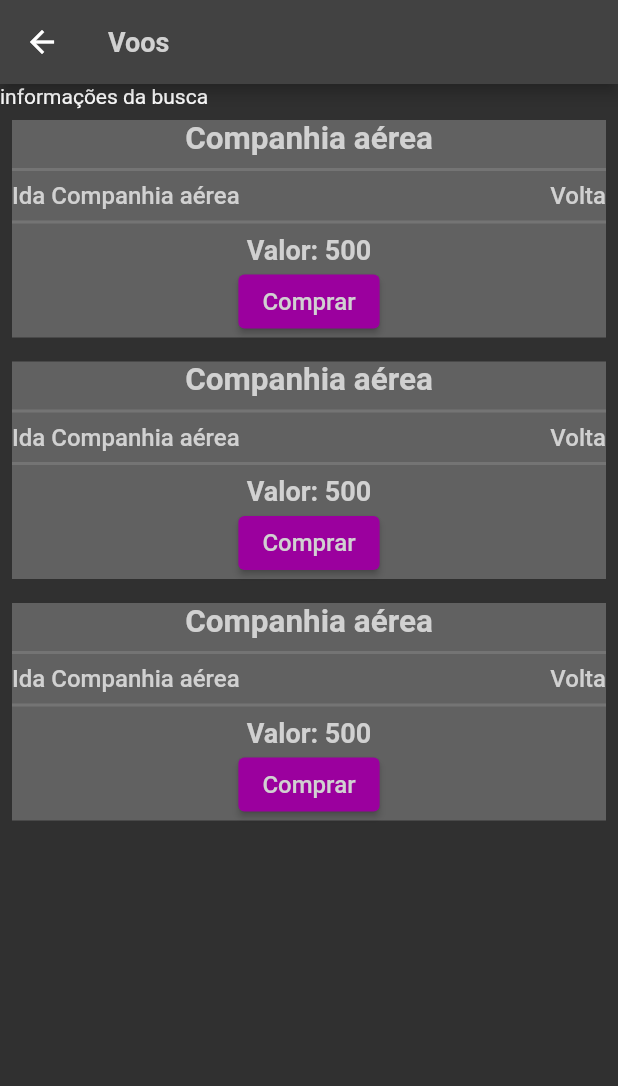
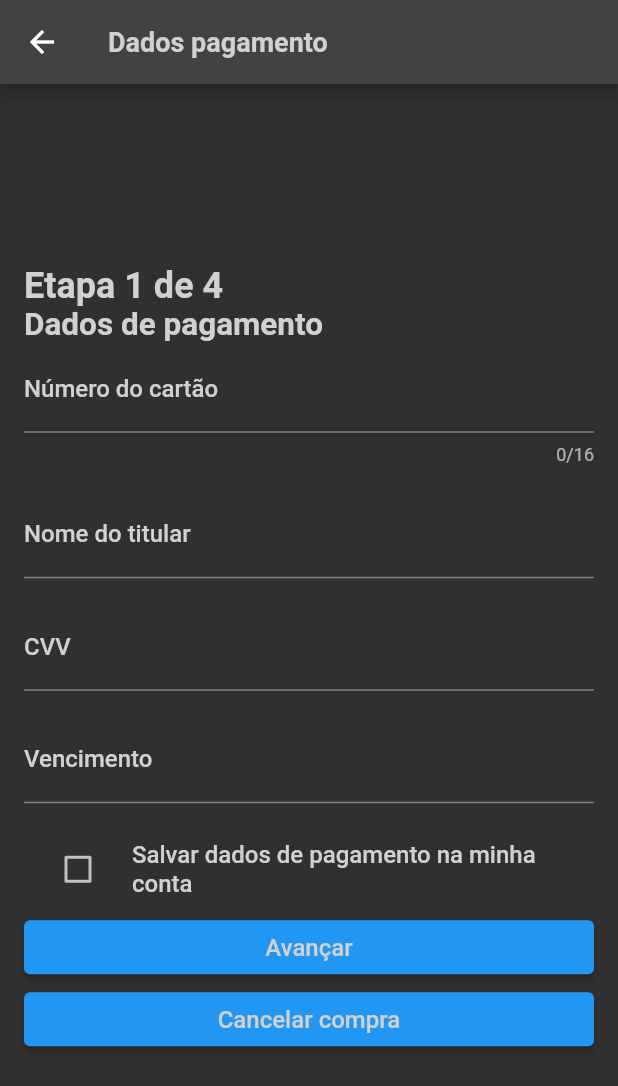
Before and after one commit to rodrigo-fm/ESII-projeto, a Flutter app: the ExibirPassagensBuscadasView screen opened by its route, after a tap on "Comprar", on a phone screen of 412 x 824 dp. Shown: the top 1086 px of the screen. Run offline on Flutter 3.47's test engine with Material 2 defaults, Android fonts, the phone set to English and light mode, and no system bars; our stand-ins replace dartz, shared_preferences; accounts and stored records are empty.

Commit message:
iniciada a criação das telas para inserir dados de pagamento, dados pessoais e passaporte'

```diff
--- a/frontend/lib/app/compartilhado/presentation/routes/usuario_routes.dart
+++ b/frontend/lib/app/compartilhado/presentation/routes/usuario_routes.dart
@@ -1,6 +1,7 @@
 class UsuarioRoutes {
   static const buscarPassagens = '/passagem-area/buscar';
-  static const comprarPassagem = '/passagem-aerea/copmrar';
+  static const inserirDadospagamento = '/comprar/dados-pagamento';
+  static const inserirDadosPessoais = '/comprar/dados-pessoais';
   static const exibirPassagensBuscadas = '/passagem-aerea/exibir-resultados';
   static const menu = '/menu/usuario';
 }
--- a/frontend/lib/app/compartilhado/presentation/widgets/inputs_widget.dart
+++ b/frontend/lib/app/compartilhado/presentation/widgets/inputs_widget.dart
@@ -1,4 +1,5 @@
 import 'package:flutter/material.dart';
+import 'package:flutter/services.dart';
 
 import 'textos_widget.dart';
 
@@ -41,11 +42,9 @@ class InputEmail extends StatelessWidget {
 
 class InputPassword extends StatelessWidget {
   final TextEditingController controller;
-  final String? label;
   const InputPassword({
     Key? key,
     required this.controller,
-    this.label,
   }) : super(key: key);
 
   String? validarPassword(String? valor) {
@@ -71,3 +70,156 @@ class InputPassword extends StatelessWidget {
     );
   }
 }
+
+class InputNumero extends StatelessWidget {
+  final TextEditingController controller;
+  final String label;
+  final int? maxLength;
+  const InputNumero({
+    Key? key,
+    required this.controller,
+    required this.label,
+    this.maxLength,
+  }) : super(key: key);
+
+  String? validarNumero(String? valor) {
+    if (valor!.isEmpty) {
+      return 'Insira um valor neste campo';
+    }
+    return null;
+  }
+
+  @override
+  Widget build(BuildContext context) {
+    return Padding(
+      padding: const EdgeInsets.only(bottom: 16),
+      child: TextFormField(
+        controller: controller,
+        keyboardType: TextInputType.number,
+        inputFormatters: [
+          FilteringTextInputFormatter.allow(
+            RegExp('[0-9]'),
+          ),
+        ],
+        maxLength: maxLength,
+        validator: validarNumero,
+        decoration: InputDecoration(
+          label: BodyText1(label),
+        ),
+      ),
+    );
+  }
+}
+
+class InputNumeroCartao extends StatelessWidget {
+  final TextEditingController controller;
+  const InputNumeroCartao({
+    Key? key,
+    required this.controller,
+  }) : super(key: key);
+
+  String? validarNumero(String? valor) {
+    if (valor!.isEmpty) {
+      return 'Insira um valor neste campo';
+    } else if (valor.length < 16) {
+      return 'Número do cartão deve ter 16 dígitos';
+    }
+    return null;
+  }
+
+  @override
+  Widget build(BuildContext context) {
+    return Padding(
+      padding: const EdgeInsets.only(bottom: 16),
+      child: TextFormField(
+        controller: controller,
+        keyboardType: TextInputType.number,
+        inputFormatters: [
+          FilteringTextInputFormatter.allow(
+            RegExp('[0-9]'),
+          ),
+        ],
+        maxLength: 16,
+        validator: validarNumero,
+        decoration: const InputDecoration(
+          label: BodyText1('Número do cartão'),
+        ),
+      ),
+    );
+  }
+}
+
+class InputNomeCartao extends StatelessWidget {
+  final TextEditingController controller;
+  const InputNomeCartao({
+    Key? key,
+    required this.controller,
+  }) : super(key: key);
+
+  String? validarNomeTitular(String? valor) {
+    if (valor!.isEmpty) {
+      return 'Insira um valor neste campo';
+    }
+    return null;
+  }
+
+  @override
+  Widget build(BuildContext context) {
+    return Padding(
+      padding: const EdgeInsets.only(bottom: 16),
+      child: TextFormField(
+        controller: controller,
+        inputFormatters: [
+          FilteringTextInputFormatter.allow(
+            RegExp('[a-z A-Z çÇ]'),
+          ),
+        ],
+        validator: validarNomeTitular,
+        decoration: const InputDecoration(
+          label: BodyText1('Nome do titular'),
+        ),
+      ),
+    );
+  }
+}
+
+class InputNome extends StatelessWidget {
+  final TextEditingController controller;
+  final String label;
+  final int? maxLength;
+  const InputNome({
+    Key? key,
+    required this.controller,
+    required this.label,
+    this.maxLength,
+  }) : super(key: key);
+
+  String? validarNomeTitular(String? valor) {
+    if (valor!.isEmpty) {
+      return 'Insira um valor neste campo';
+    } else if (valor.contains(RegExp(r'[!@#<>?":_`~;[\]\\|=+)(*&^%0-9-]'))) {
+      return 'Insira um nome válido';
+    }
+    return null;
+  }
+
+  @override
+  Widget build(BuildContext context) {
+    return Padding(
+      padding: const EdgeInsets.only(bottom: 16),
+      child: TextFormField(
+        controller: controller,
+        inputFormatters: [
+          FilteringTextInputFormatter.allow(
+            // expressão regular que envolve letras maiúsculas, minúsculas e letras com acentos
+            RegExp('[a-z A-Z \u00C0-\u00FF]'),
+          ),
+        ],
+        validator: validarNomeTitular,
+        decoration: InputDecoration(
+          label: BodyText1(label),
+        ),
+      ),
+    );
+  }
+}
--- a/frontend/lib/app/compartilhado/presentation/widgets/passagem_aerea/passagem_aerea_busca_widget.dart
+++ b/frontend/lib/app/compartilhado/presentation/widgets/passagem_aerea/passagem_aerea_busca_widget.dart
@@ -1,5 +1,6 @@
 import 'package:flutter/material.dart';
 
+import '../../routes/usuario_routes.dart';
 import '../textos_widget.dart';
 
 class PassagemAereaBuscaWidget extends StatelessWidget {
@@ -28,7 +29,11 @@ class PassagemAereaBuscaWidget extends StatelessWidget {
           const Divider(thickness: 2),
           Headline3('Valor: $valor'),
           ElevatedButton(
-            onPressed: () {},
+            onPressed: () {
+              Navigator.of(context).pushNamed(
+                UsuarioRoutes.inserirDadospagamento,
+              );
+            },
             style: ElevatedButton.styleFrom(
               primary: Theme.of(context).primaryColor,
             ),
--- /dev/null
+++ b/frontend/lib/app/modulos/usuario/passagem_aerea/apresentacao/views/inserir_dados_pagamento/inserir_dados_pagamento_view.dart
@@ -0,0 +1,69 @@
+import 'package:aterrissar/app/compartilhado/presentation/routes/usuario_routes.dart';
+import 'package:aterrissar/app/compartilhado/presentation/widgets/inputs_widget.dart';
+import 'package:aterrissar/app/compartilhado/presentation/widgets/textos_widget.dart';
+import 'package:flutter/material.dart';
+
+class InserirDadosPagamentoView extends StatelessWidget with ChangeNotifier {
+  InserirDadosPagamentoView({Key? key}) : super(key: key);
+  final ValueNotifier<bool> notifier = ValueNotifier<bool>(false);
+
+  @override
+  Widget build(BuildContext context) {
+    return Scaffold(
+      appBar: AppBar(
+        title: const Headline3('Dados pagamento'),
+      ),
+      body: Center(
+        child: ListView(
+          padding: const EdgeInsets.all(16),
+          shrinkWrap: true,
+          children: [
+            const Headline1('Etapa 1 de 4'),
+            const Headline2('Dados de pagamento'),
+            // se já possuir dado de pagamento cadastrado
+            // exibir as informações dele ao invés do formulário
+            InputNumeroCartao(
+              controller: TextEditingController(),
+            ),
+            InputNomeCartao(
+              controller: TextEditingController(),
+            ),
+            InputNome(
+              controller: TextEditingController(),
+              label: 'CVV',
+            ),
+            InputNome(
+              controller: TextEditingController(),
+              label: 'Vencimento',
+            ),
+            ValueListenableBuilder<bool>(
+              valueListenable: notifier,
+              builder: (ctxV, value, _) => CheckboxListTile(
+                value: notifier.value,
+                title:
+                    const BodyText1('Salvar dados de pagamento na minha conta'),
+                controlAffinity: ListTileControlAffinity.leading,
+                onChanged: (valor) {
+                  notifier.value = !notifier.value;
+                  notifier.notifyListeners();
+                },
+              ),
+            ),
+            ElevatedButton(
+              child: const BodyText1('Avançar'),
+              onPressed: () {
+                Navigator.of(context).pushNamed(
+                  UsuarioRoutes.inserirDadosPessoais,
+                );
+              },
+            ),
+            ElevatedButton(
+              child: const BodyText1('Cancelar compra'),
+              onPressed: () {},
+            ),
+          ],
+        ),
+      ),
+    );
+  }
+}
```
Also changed, not shown: frontend/lib/app/app_widget.dart (+7 -4 lines), frontend/lib/app/modulos/usuario/passagem_aerea/apresentacao/views/comprar_passagem_aerea/comprar_passagem_aerea_view.dart (deleted, +0 -15 lines), frontend/lib/app/modulos/usuario/passagem_aerea/apresentacao/views/inserir_dados_pessoais/inserir_dados_pessoais_view.dart (added, +66 -0 lines).
